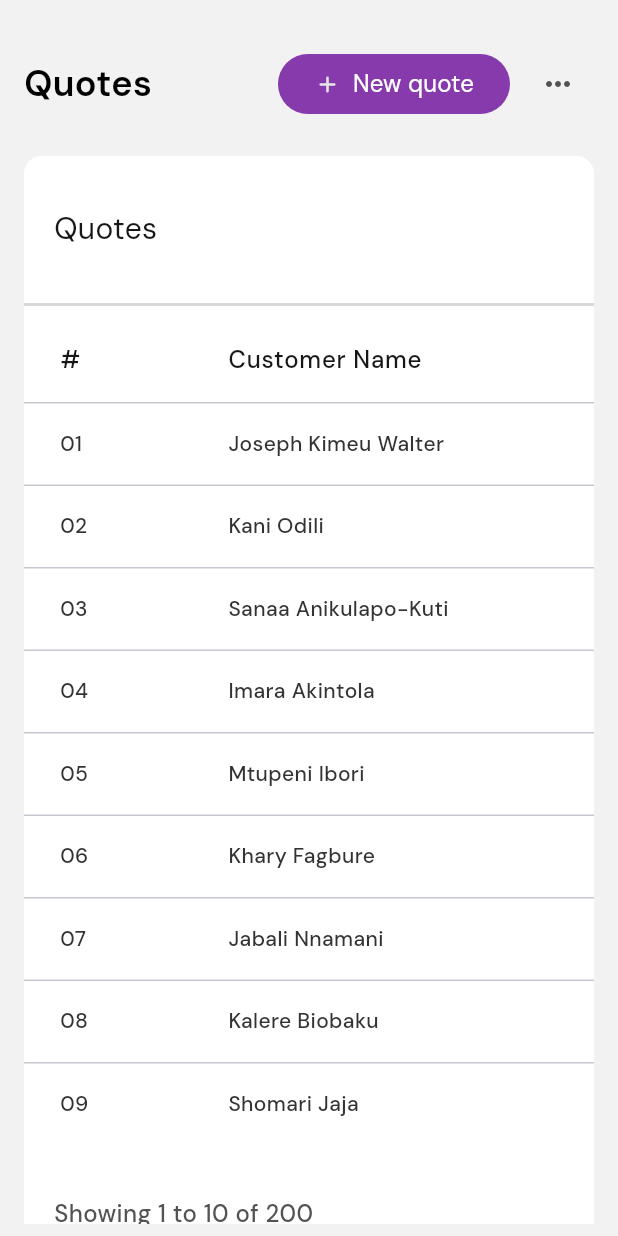
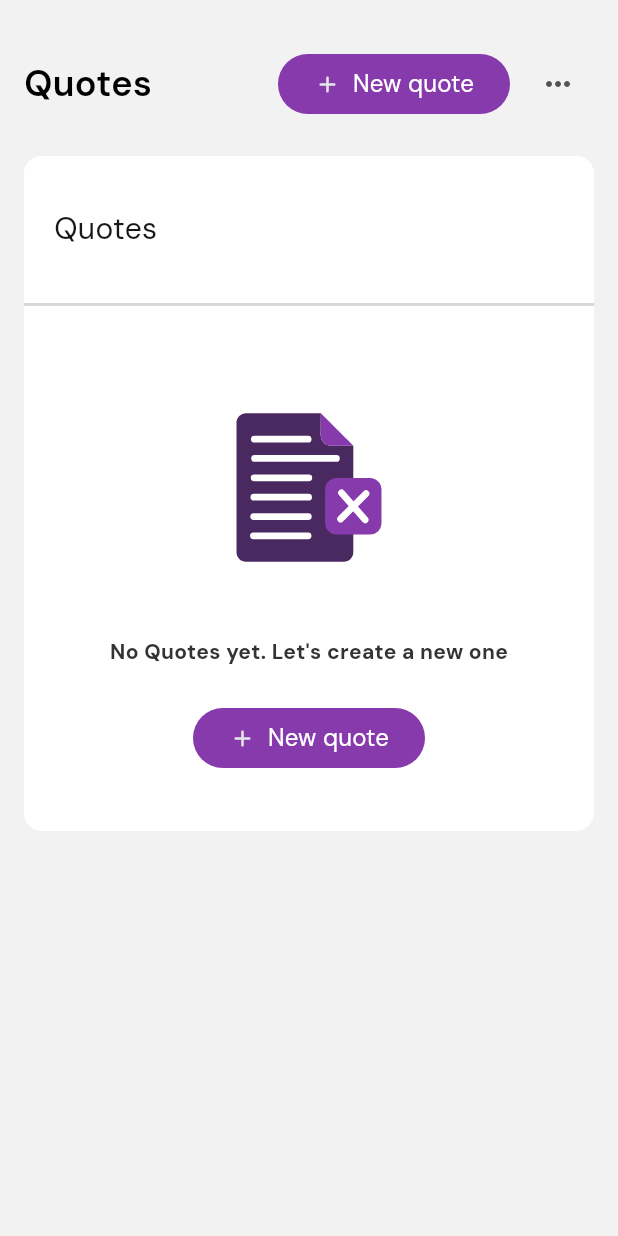
Before and after one commit to KenStarry/Dentsu_Quotes, a Flutter app: the QuotesPage screen opened directly, after a tap on "New quote", on a phone screen of 412 x 824 dp. Run offline on Flutter 3.47's test engine with Material 3 defaults, Android fonts, the phone set to English and light mode, and no system bars; drawn by our look-alikes of data_table_2; our stand-ins replace cached_network_image, envied, fl_chart, flutter_svg, freezed_annotation, get and 7 more; accounts and stored records are empty; generated files the repository leaves out were written again.

Commit message:
No Quotes yet design implementation

```diff
--- a/lib/feature_home/presentation/components/new_leads_table_section.dart
+++ b/lib/feature_home/presentation/components/new_leads_table_section.dart
@@ -1,12 +1,18 @@
 import 'package:data_table_2/data_table_2.dart';
+import 'package:dentsu_quotes/core/presentation/components/my_lottie.dart';
 import 'package:dentsu_quotes/feature_home/presentation/components/new_leads_pagination_item.dart';
 import 'package:dentsu_quotes/theme/colors.dart';
 import 'package:flutter/material.dart';
+import 'package:get/get.dart';
+import 'package:get/get_core/src/get_main.dart';
 import 'package:sliver_tools/sliver_tools.dart';
+
+import '../../../feature_dashboard/presentation/controller/dashboard_controller.dart';
 
 class NewLeadsTableSection extends StatefulWidget {
   final String? tableTitle;
   final VoidCallback? onRowClicked;
+
   const NewLeadsTableSection({super.key, this.tableTitle, this.onRowClicked});
 
   @override
@@ -26,6 +32,15 @@ class _NewLeadsTableSectionState extends State<NewLeadsTableSection> {
     'Shomari Jaja'
   ];
 
+  late final DashboardController _dashboardController;
+
+  @override
+  void initState() {
+    super.initState();
+
+    _dashboardController = Get.find<DashboardController>();
+  }
+
   @override
   Widget build(BuildContext context) {
     final List<DataColumn2> newLeadsColumns = <DataColumn2>[
@@ -41,7 +56,7 @@ class _NewLeadsTableSectionState extends State<NewLeadsTableSection> {
     return SliverToBoxAdapter(
       child: Container(
         width: double.infinity,
-        height: 800,
+        height: true && widget.tableTitle != null ? 450 : 800,
         decoration: BoxDecoration(
             color: Theme.of(context).primaryColorDark,
             borderRadius: BorderRadius.circular(12)),
@@ -70,6 +85,69 @@ class _NewLeadsTableSectionState extends State<NewLeadsTableSection> {
               ),
             ),
             const SizedBox(height: 8),
+            true && widget.tableTitle != null
+                ? Expanded(
+                    child: Column(
+                      mainAxisAlignment: MainAxisAlignment.center,
+                      crossAxisAlignment: CrossAxisAlignment.center,
+                      children: [
+                        const MyLottie(
+                            lottie: 'assets/images/json/quotation.json',
+                            width: 150,
+                            height: 150),
+                        const SizedBox(height: 24),
+                        Text("No Quotes yet. Let's create a new one",
+                            style: TextStyle(
+                              fontSize: Theme.of(context)
+                                  .textTheme
+                                  .bodyMedium!
+                                  .fontSize,
+                              fontWeight: Theme.of(context)
+                                  .textTheme
+                                  .titleSmall!
+                                  .fontWeight,
+                              color:
+                                  Theme.of(context).textTheme.bodyMedium!.color,
+                            )),
+                        const SizedBox(height: 24),
+                        UnconstrainedBox(
+                          child: FilledButton(
+                              onPressed: () {
+                                //  new quote
+                                _dashboardController.setViewQuoteActive(
+                                    active: true, isNewQuote: true);
+                              },
+                              style: FilledButton.styleFrom(
+                                  surfaceTintColor:
+                                      Theme.of(context).primaryColorLight,
+                                  backgroundColor:
+                                      Theme.of(context).primaryColorLight),
+                              child: Row(
+                                children: [
+                                  const Icon(
+                                    Icons.add_rounded,
+                                    color: textWhite700,
+                                  ),
+                                  const SizedBox(width: 8),
+                                  Text(
+                                    'New quote',
+                                    style: TextStyle(
+                                        fontSize: Theme.of(context)
+                                            .textTheme
+                                            .bodyLarge!
+                                            .fontSize,
+                                        fontWeight: FontWeight.w400,
+                                        color: textWhite900),
+                                  )
+                                ],
+                              )),
+                        ),
+                      ],
+                    ),
+                  )
+                : Expanded(
+                    child: Column(
+                      children: [
                         Expanded(
                           child: DataTable2(
                               dataRowHeight: 55,
@@ -82,7 +160,8 @@ class _NewLeadsTableSectionState extends State<NewLeadsTableSection> {
                                           decoration: BoxDecoration(
                                             border: null,
                                             color: (index + 1) % 2 == 0
-                                    ? Theme.of(context).primaryColorDark
+                                                ? Theme.of(context)
+                                                    .primaryColorDark
                                                 : const Color(0xffFAF8F8),
                                           ),
                                           onTap: widget.onRowClicked,
@@ -94,7 +173,8 @@ class _NewLeadsTableSectionState extends State<NewLeadsTableSection> {
                         Container(
                           width: double.infinity,
                           height: 100,
-              padding: const EdgeInsets.symmetric(horizontal: 20, vertical: 8),
+                          padding: const EdgeInsets.symmetric(
+                              horizontal: 20, vertical: 8),
                           margin: const EdgeInsets.only(bottom: 16),
                           decoration: BoxDecoration(
                             color: Theme.of(context).primaryColorDark,
@@ -108,8 +188,10 @@ class _NewLeadsTableSectionState extends State<NewLeadsTableSection> {
                             children: [
                               Text('Showing 1 to 10 of 200',
                                   style: TextStyle(
-                          fontSize:
-                              Theme.of(context).textTheme.bodyLarge!.fontSize,
+                                      fontSize: Theme.of(context)
+                                          .textTheme
+                                          .bodyLarge!
+                                          .fontSize,
                                       fontWeight: FontWeight.w500,
                                       color: textBlack300)),
 
@@ -122,6 +204,9 @@ class _NewLeadsTableSectionState extends State<NewLeadsTableSection> {
                         ),
                       ],
                     ),
+                  )
+          ],
+        ),
       ),
     );
   }
```
Lines whose indentation alone changed are shown as unchanged.
